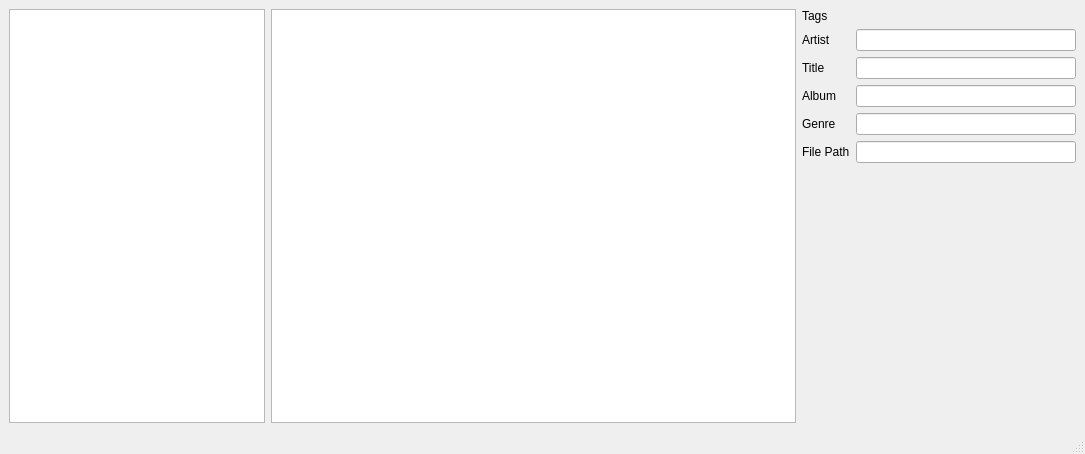
Old version of the form app/src/mainwindow.ui in the repository Hvvang/uTag.
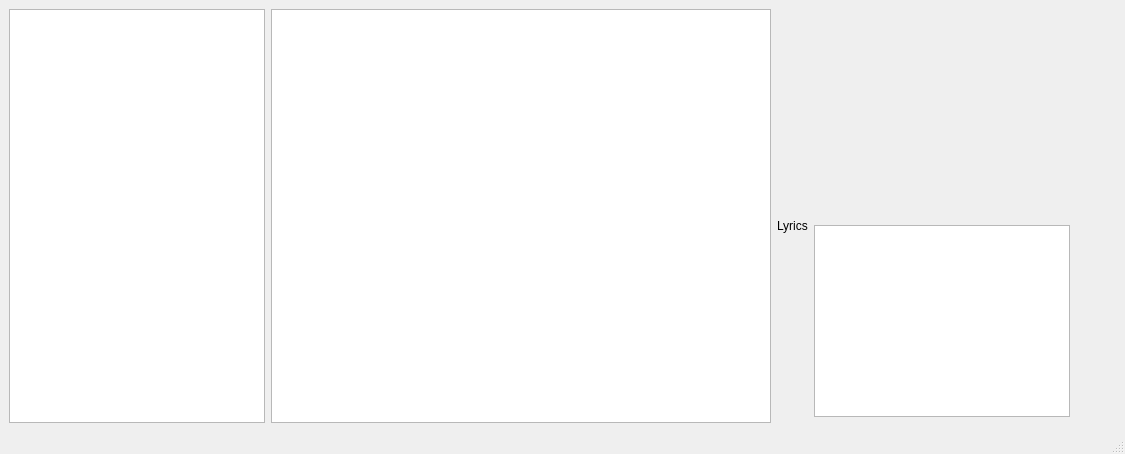
New version of the form. Icons and pictures are not drawn.

Commit message: add set up cover image of album and get it up functions some micro bug fixing

```diff
--- a/app/src/mainwindow.ui
+++ b/app/src/mainwindow.ui
@@ -6,7 +6,7 @@
    <rect>
     <x>0</x>
     <y>0</y>
-    <width>1085</width>
+    <width>1125</width>
     <height>454</height>
    </rect>
   </property>
@@ -15,6 +15,52 @@
   </property>
   <widget class="QWidget" name="centralwidget">
    <layout class="QGridLayout" name="gridLayout_3">
+    <item row="0" column="1">
+     <widget class="QTableView" name="tableView">
+      <property name="sizePolicy">
+       <sizepolicy hsizetype="Expanding" vsizetype="Expanding">
+        <horstretch>0</horstretch>
+        <verstretch>0</verstretch>
+       </sizepolicy>
+      </property>
+      <property name="minimumSize">
+       <size>
+        <width>500</width>
+        <height>0</height>
+       </size>
+      </property>
+      <property name="lineWidth">
+       <number>0</number>
+      </property>
+      <property name="alternatingRowColors">
+       <bool>false</bool>
+      </property>
+      <property name="selectionMode">
+       <enum>QAbstractItemView::ExtendedSelection</enum>
+      </property>
+      <property name="selectionBehavior">
+       <enum>QAbstractItemView::SelectRows</enum>
+      </property>
+      <property name="showGrid">
+       <bool>false</bool>
+      </property>
+      <property name="sortingEnabled">
+       <bool>true</bool>
+      </property>
+      <attribute name="horizontalHeaderCascadingSectionResizes">
+       <bool>true</bool>
+      </attribute>
+      <attribute name="horizontalHeaderMinimumSectionSize">
+       <number>19</number>
+      </attribute>
+      <attribute name="horizontalHeaderStretchLastSection">
+       <bool>true</bool>
+      </attribute>
+      <attribute name="verticalHeaderStretchLastSection">
+       <bool>false</bool>
+      </attribute>
+     </widget>
+    </item>
     <item row="0" column="0">
      <widget class="QTreeView" name="treeView">
       <property name="sizePolicy">
@@ -27,6 +73,13 @@
     </item>
     <item row="0" column="3">
      <layout class="QGridLayout" name="gridLayout">
+      <item row="3" column="1" alignment="Qt::AlignTop">
+       <widget class="QLabel" name="label_6">
+        <property name="text">
+         <string>Lyrics</string>
+        </property>
+       </widget>
+      </item>
       <item row="1" column="1" alignment="Qt::AlignBottom">
        <widget class="QLabel" name="label">
         <property name="sizePolicy">
@@ -36,122 +89,7 @@
          </sizepolicy>
         </property>
         <property name="text">
-         <string>Tags</string>
-        </property>
-       </widget>
-      </item>
-      <item row="3" column="1">
-       <widget class="QLabel" name="label_2">
-        <property name="text">
-         <string>Artist</string>
-        </property>
-       </widget>
-      </item>
-      <item row="5" column="3">
-       <widget class="QLineEdit" name="lineEdit_3">
-        <property name="sizePolicy">
-         <sizepolicy hsizetype="Fixed" vsizetype="Fixed">
-          <horstretch>0</horstretch>
-          <verstretch>0</verstretch>
-         </sizepolicy>
-        </property>
-        <property name="minimumSize">
-         <size>
-          <width>220</width>
-          <height>0</height>
-         </size>
-        </property>
-       </widget>
-      </item>
-      <item row="7" column="1">
-       <widget class="QLabel" name="label_6">
-        <property name="text">
-         <string>File Path</string>
-        </property>
-       </widget>
-      </item>
-      <item row="7" column="3">
-       <widget class="QLineEdit" name="lineEdit_5">
-        <property name="sizePolicy">
-         <sizepolicy hsizetype="Fixed" vsizetype="Fixed">
-          <horstretch>0</horstretch>
-          <verstretch>0</verstretch>
-         </sizepolicy>
-        </property>
-        <property name="minimumSize">
-         <size>
-          <width>220</width>
-          <height>0</height>
-         </size>
-        </property>
-       </widget>
-      </item>
-      <item row="3" column="3">
-       <widget class="QLineEdit" name="lineEdit_1">
-        <property name="sizePolicy">
-         <sizepolicy hsizetype="Fixed" vsizetype="Fixed">
-          <horstretch>0</horstretch>
-          <verstretch>0</verstretch>
-         </sizepolicy>
-        </property>
-        <property name="minimumSize">
-         <size>
-          <width>220</width>
-          <height>0</height>
-         </size>
-        </property>
-       </widget>
-      </item>
-      <item row="4" column="3">
-       <widget class="QLineEdit" name="lineEdit_2">
-        <property name="sizePolicy">
-         <sizepolicy hsizetype="Fixed" vsizetype="Fixed">
-          <horstretch>0</horstretch>
-          <verstretch>0</verstretch>
-         </sizepolicy>
-        </property>
-        <property name="minimumSize">
-         <size>
-          <width>220</width>
-          <height>0</height>
-         </size>
-        </property>
-       </widget>
-      </item>
-      <item row="5" column="1">
-       <widget class="QLabel" name="label_4">
-        <property name="text">
-         <string>Album</string>
-        </property>
-       </widget>
-      </item>
-      <item row="6" column="1">
-       <widget class="QLabel" name="label_5">
-        <property name="text">
-         <string>Genre</string>
-        </property>
-       </widget>
-      </item>
-      <item row="6" column="3">
-       <widget class="QLineEdit" name="lineEdit_4">
-        <property name="sizePolicy">
-         <sizepolicy hsizetype="Fixed" vsizetype="Fixed">
-          <horstretch>0</horstretch>
-          <verstretch>0</verstretch>
-         </sizepolicy>
-        </property>
-        <property name="minimumSize">
-         <size>
-          <width>220</width>
-          <height>0</height>
-         </size>
-        </property>
-       </widget>
-      </item>
-      <item row="4" column="1">
-       <widget class="QLabel" name="label_3">
-        <property name="text">
-         <string>Title</string>
+         <string/>
         </property>
        </widget>
       </item>
@@ -171,52 +109,31 @@
         </property>
        </widget>
       </item>
-      <item row="8" column="1">
-       <spacer name="verticalSpacer">
+      <item row="3" column="3" alignment="Qt::AlignHCenter|Qt::AlignVCenter">
+       <widget class="QPlainTextEdit" name="plainTextEdit">
+        <property name="sizePolicy">
+         <sizepolicy hsizetype="Fixed" vsizetype="Expanding">
+          <horstretch>0</horstretch>
+          <verstretch>0</verstretch>
+         </sizepolicy>
+        </property>
+       </widget>
+      </item>
+      <item row="3" column="4">
+       <spacer name="horizontalSpacer">
         <property name="orientation">
-         <enum>Qt::Vertical</enum>
+         <enum>Qt::Horizontal</enum>
         </property>
         <property name="sizeHint" stdset="0">
          <size>
-          <width>20</width>
-          <height>40</height>
+          <width>40</width>
+          <height>20</height>
          </size>
         </property>
        </spacer>
       </item>
      </layout>
     </item>
-    <item row="0" column="1">
-     <widget class="QTableView" name="tableView">
-      <property name="sizePolicy">
-       <sizepolicy hsizetype="Expanding" vsizetype="Expanding">
-        <horstretch>0</horstretch>
-        <verstretch>0</verstretch>
-       </sizepolicy>
-      </property>
-      <property name="minimumSize">
-       <size>
-        <width>500</width>
-        <height>0</height>
-       </size>
-      </property>
-      <property name="sortingEnabled">
-       <bool>true</bool>
-      </property>
-      <attribute name="horizontalHeaderCascadingSectionResizes">
-       <bool>true</bool>
-      </attribute>
-      <attribute name="horizontalHeaderMinimumSectionSize">
-       <number>19</number>
-      </attribute>
-      <attribute name="horizontalHeaderStretchLastSection">
-       <bool>false</bool>
-      </attribute>
-      <attribute name="verticalHeaderStretchLastSection">
-       <bool>false</bool>
-      </attribute>
-     </widget>
-    </item>
    </layout>
   </widget>
   <widget class="QMenuBar" name="menubar">
```
Left out of the diff: 63 changed lines with no effect on the pictures. The commit also changes 10 other files.
